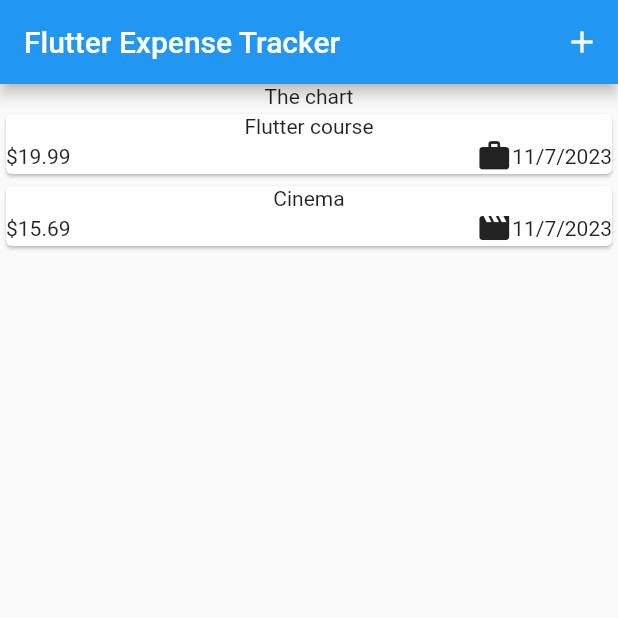
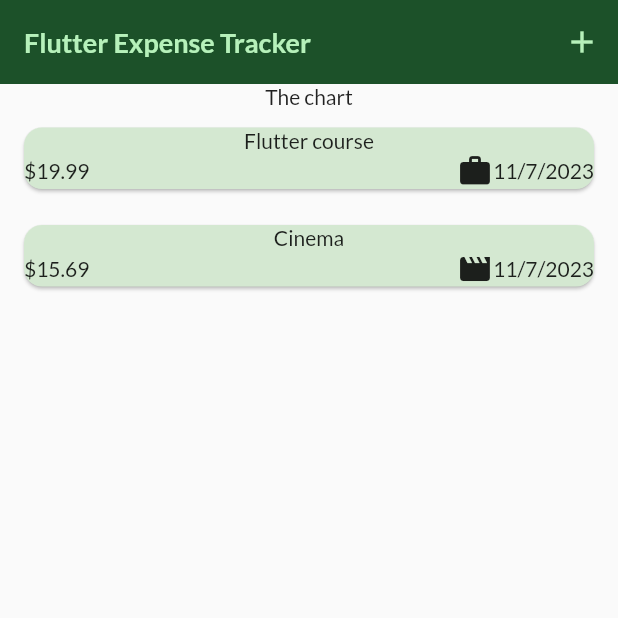
Before and after one commit to cocahonka/flutter-training-expense-tracker, a Flutter app: the screen it shows after launch, on a phone screen of 412 x 824 dp, the top half of it. Run offline on Flutter 3.47's test engine with Material 2 defaults, Android fonts, the phone set to English and light mode, and no system bars; our stand-ins replace google_fonts.

Commit message:
styling themes

```diff
--- a/lib/main.dart
+++ b/lib/main.dart
@@ -1,4 +1,5 @@
 import 'package:expense_tracker_repeat/screens/expenses_screen.dart';
+import 'package:expense_tracker_repeat/utils/extensions.dart';
 import 'package:flutter/material.dart';
 
 void main() {
@@ -10,6 +11,10 @@ class ExpenseTrackerApp extends StatelessWidget {
 
   @override
   Widget build(BuildContext context) {
-    return const MaterialApp(home: ExpensesScreen());
+    return MaterialApp(
+      theme: Constants.kLightTheme,
+      darkTheme: Constants.kDarkTheme,
+      home: const ExpensesScreen(),
+    );
   }
 }
--- a/lib/utils/extensions.dart
+++ b/lib/utils/extensions.dart
@@ -1,7 +1,73 @@
+import 'package:flutter/material.dart';
+import 'package:google_fonts/google_fonts.dart';
 import 'package:intl/intl.dart';
 
 extension Constants on Never {
   static final kDateFormatter = DateFormat.yMd();
+
+  static final kColorScheme = ColorScheme.fromSeed(
+    seedColor: const Color.fromARGB(255, 54, 244, 120),
+  );
+  static final kDarkColorScheme = ColorScheme.fromSeed(
+    brightness: Brightness.dark,
+    seedColor: const Color.fromARGB(255, 54, 244, 120),
+  );
+
+  static final kBaseTheme = ThemeData().copyWith(
+    useMaterial3: true,
+    textTheme: GoogleFonts.latoTextTheme(
+      ThemeData().textTheme.copyWith(
+            titleLarge: const TextStyle(
+              fontSize: 18,
+              fontWeight: FontWeight.bold,
+            ),
+          ),
+    ),
+  );
+
+  static final kLightTheme = kBaseTheme.copyWith(
+    colorScheme: kColorScheme,
+    textTheme: kBaseTheme.textTheme.copyWith(
+      titleLarge: kBaseTheme.textTheme.titleLarge!.copyWith(
+        color: kColorScheme.onSecondaryContainer,
+      ),
+    ),
+    appBarTheme: const AppBarTheme().copyWith(
+      backgroundColor: kColorScheme.onPrimaryContainer,
+      foregroundColor: kColorScheme.primaryContainer,
+    ),
+    cardTheme: const CardTheme().copyWith(
+      color: kColorScheme.secondaryContainer,
+      margin: const EdgeInsets.symmetric(vertical: 12, horizontal: 16),
+    ),
+    elevatedButtonTheme: ElevatedButtonThemeData(
+      style: ElevatedButton.styleFrom(
+        backgroundColor: kColorScheme.primaryContainer,
+      ),
+    ),
+  );
+
+  static final kDarkTheme = kBaseTheme.copyWith(
+    colorScheme: kDarkColorScheme,
+    textTheme: kBaseTheme.textTheme.copyWith(
+      titleLarge: kBaseTheme.textTheme.titleLarge!.copyWith(
+        color: kDarkColorScheme.onSecondaryContainer,
+      ),
+    ),
+    appBarTheme: const AppBarTheme().copyWith(
+      backgroundColor: kDarkColorScheme.onPrimaryContainer,
+      foregroundColor: kDarkColorScheme.primaryContainer,
+    ),
+    cardTheme: const CardTheme().copyWith(
+      color: kDarkColorScheme.secondaryContainer,
+      margin: const EdgeInsets.symmetric(vertical: 12, horizontal: 16),
+    ),
+    elevatedButtonTheme: ElevatedButtonThemeData(
+      style: ElevatedButton.styleFrom(
+        backgroundColor: kDarkColorScheme.primaryContainer,
+      ),
+    ),
+  );
 }
 
 extension StringX on String {
```
